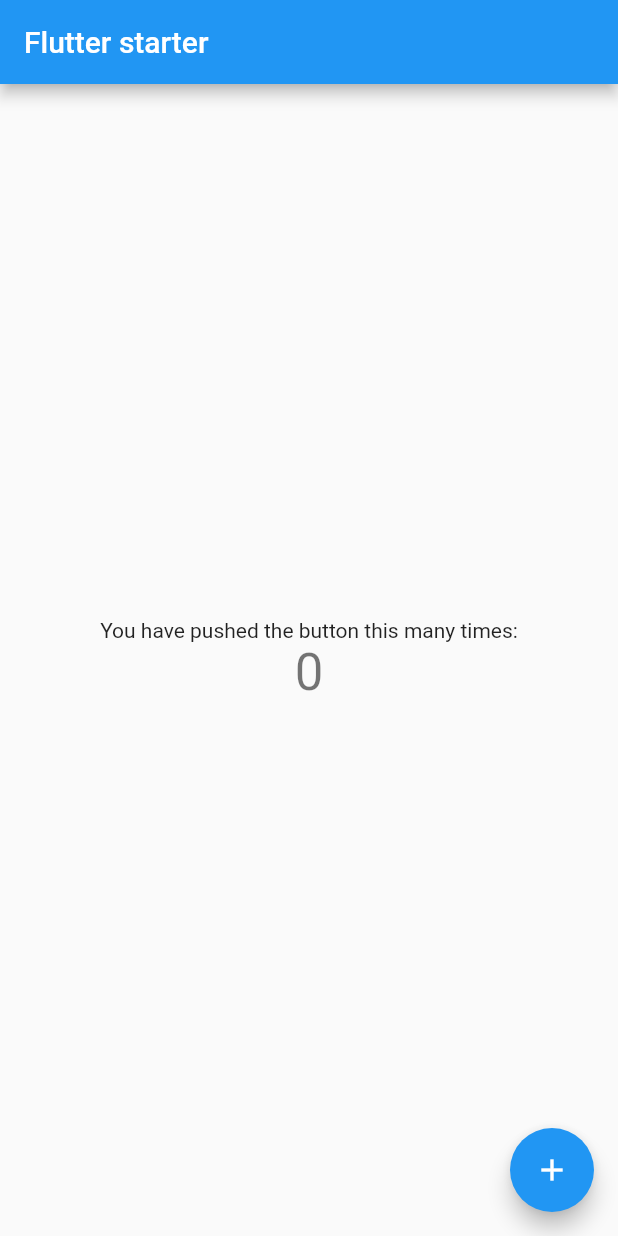
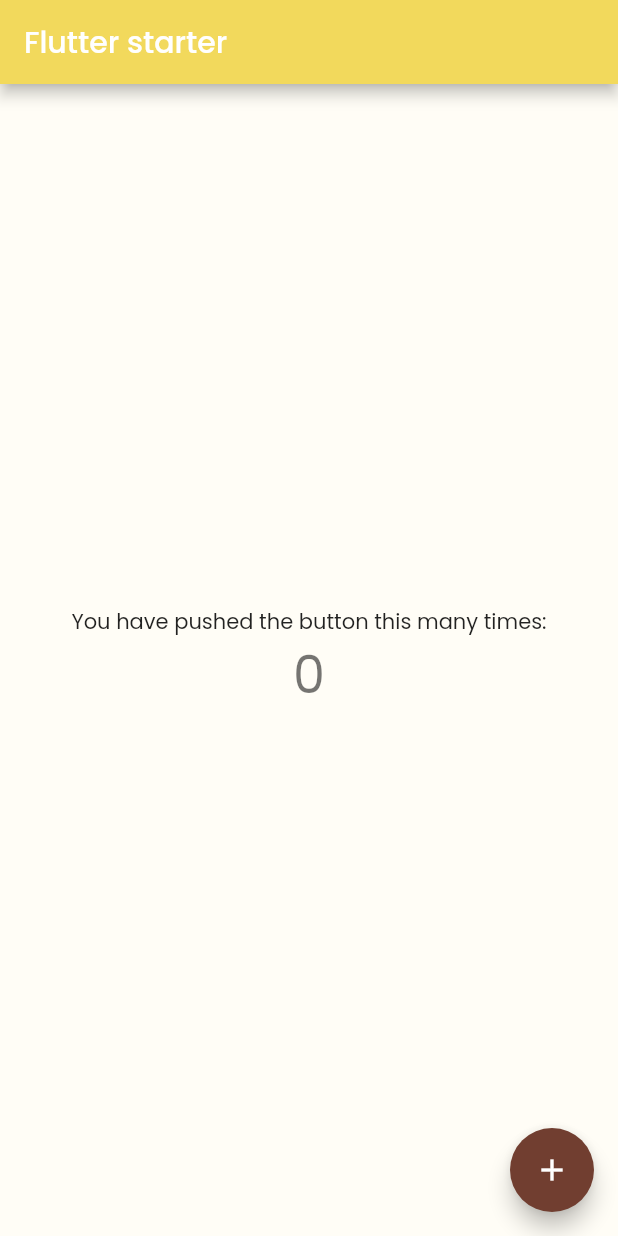
Before and after one commit to syetalabs/flutter-starter, a Flutter app: the screen it shows after launch, on a phone screen of 412 x 824 dp. Run offline on Flutter 3.47's test engine with Material 2 defaults, Android fonts, the phone set to English and light mode, and no system bars; our stand-ins replace get_it, google_fonts, stacked, stacked_services.

```diff
--- a/lib/core/config/router.dart
+++ b/lib/core/config/router.dart
@@ -3,8 +3,8 @@ import 'package:flutter_starter/ui/views/splash/splash_view.dart';
 import 'package:stacked/stacked_annotations.dart';
 
 @StackedApp(routes: [
-  AdaptiveRoute(page: SplashView,initial: true),
-  AdaptiveRoute(page: HomeView),
+  AdaptiveRoute(page: SplashView,),
+  AdaptiveRoute(page: HomeView,initial: true),
 ])
 
 class $Router {}
--- /dev/null
+++ b/lib/ui/theme/color.dart
@@ -0,0 +1,89 @@
+import 'package:flutter/material.dart';
+
+class AppColors {
+  static Color md_theme_light_primary = const Color(0xFFF2D95C);
+  static Color md_theme_light_onPrimary = const Color(0xFFffffff);
+  static Color md_theme_light_primaryContainer = const Color(0xFFFFFDF6);
+  static Color md_theme_light_onPrimaryContainer = const Color(0xFF151515);
+  static Color md_theme_light_secondary = const Color(0xFF713E30);
+  static Color md_theme_light_onSecondary = const Color(0xFFffffff);
+  static Color md_theme_light_secondaryContainer = const Color(0xFFffdad5);
+  static Color md_theme_light_onSecondaryContainer = const Color(0xFF410002);
+  static Color md_theme_light_tertiary = const Color(0xFF713E30);
+  static Color md_theme_light_onTertiary = const Color(0xFFffffff);
+  static Color md_theme_light_tertiaryContainer = const Color(0xffffdbc6);
+  static Color md_theme_light_onTertiaryContainer = const Color(0xFF331200);
+  static Color md_theme_light_error = const Color(0xFFba1b1b);
+  static Color md_theme_light_errorContainer = const Color(0xFFFFFDF6);
+  static Color md_theme_light_onError = const Color(0xFFffffff);
+  static Color md_theme_light_onErrorContainer = const Color(0xFF410001);
+  static Color md_theme_light_background = const Color(0xFFFFFDF6);
+  static Color md_theme_light_onBackground = const Color(0xFF211a19);
+  static Color md_theme_light_surface = const Color(0xFFFFFDF6);
+  static Color md_theme_light_onSurface = const Color(0xFF211a19);
+  static Color md_theme_light_surfaceVariant = const Color(0xFFf4ddda);
+  static Color md_theme_light_onSurfaceVariant = const Color(0xFF534341);
+  static Color md_theme_light_outline = const Color(0xFF857371);
+  static Color md_theme_light_inverseOnSurface = const Color(0xFFfbeeec);
+  static Color md_theme_light_inverseSurface = const Color(0xFF362f2e);
+
+  static Color md_theme_dark_primary = const Color(0xFFffb3a9);
+  static Color md_theme_dark_onPrimary = const Color(0xFF680003);
+  static Color md_theme_dark_primaryContainer = const Color(0xFF930007);
+  static Color md_theme_dark_onPrimaryContainer = const Color(0xFFFFFDF6);
+  static Color md_theme_dark_secondary = const Color(0xffffb3aa);
+  static Color md_theme_dark_onSecondary = const Color(0xFF680005);
+  static Color md_theme_dark_secondaryContainer = const Color(0xFF93000c);
+  static Color md_theme_dark_onSecondaryContainer = const Color(0xFFffdad5);
+  static Color md_theme_dark_tertiary = const Color(0xFFffb689);
+  static Color md_theme_dark_onTertiary = const Color(0xFF542200);
+  static Color md_theme_dark_tertiaryContainer = const Color(0xFF763300);
+  static Color md_theme_dark_onTertiaryContainer = const Color(0xFFffdbc6);
+  static Color md_theme_dark_error = const Color(0xFFffb4a9);
+  static Color md_theme_dark_errorContainer = const Color(0xFF930006);
+  static Color md_theme_dark_onError = const Color(0xFF680003);
+  static Color md_theme_dark_onErrorContainer = const Color(0xFFFFFDF6);
+  static Color md_theme_dark_background = const Color(0xFF211a19);
+  static Color md_theme_dark_onBackground = const Color(0xFFede0de);
+  static Color md_theme_dark_surface = const Color(0xFF211a19);
+  static Color md_theme_dark_onSurface = const Color(0xFFede0de);
+  static Color md_theme_dark_surfaceVariant = const Color(0xFF534341);
+  static Color md_theme_dark_onSurfaceVariant = const Color(0xFFd8c2bf);
+  static Color md_theme_dark_outline = const Color(0xFFa08c8a);
+  static Color md_theme_dark_inverseOnSurface = const Color(0xFF211a19);
+  static Color md_theme_dark_inverseSurface = const Color(0xFFede0de);
+
+  static Color red = const Color(0xFFFF0000);
+  static Color maroon = const Color(0xFF820606);
+  static Color blue = const Color(0xFF0066FF);
+  static Color darkBlue = const Color(0xFF054AB1);
+  static Color green = const Color(0xFF84BC42);
+
+  static Color inProgress = const Color(0xFFFDA50F);
+  static Color completed = const Color(0xFF0B6623);
+  static Color canceled = const Color(0xFFC21807);
+
+  static Color primaryContainer(BuildContext context) {
+    return Theme.of(context).brightness == Brightness.light
+        ? md_theme_light_primaryContainer
+        : md_theme_dark_primaryContainer;
+  }
+
+  static Color onPrimaryContainer(BuildContext context) {
+    return Theme.of(context).brightness == Brightness.light
+        ? md_theme_light_onPrimaryContainer
+        : md_theme_dark_onPrimaryContainer;
+  }
+
+  static Color error(BuildContext context) {
+    return Theme.of(context).brightness == Brightness.light
+        ? md_theme_light_error
+        : md_theme_dark_error;
+  }
+
+  static Color onError(BuildContext context) {
+    return Theme.of(context).brightness == Brightness.light
+        ? md_theme_light_onError
+        : md_theme_dark_onError;
+  }
+}
--- a/lib/ui/theme/theme.dart
+++ b/lib/ui/theme/theme.dart
@@ -1,9 +1,54 @@
 import 'package:flutter/material.dart';
+import 'package:flutter_starter/ui/theme/color.dart';
+import 'package:google_fonts/google_fonts.dart';
 
 class AppTheme{
   static ThemeData get theme{
-    return ThemeData(
-      primarySwatch: Colors.blue,
+    return ThemeData.from(colorScheme: _lightColorScheme).copyWith(
+      textTheme: GoogleFonts.poppinsTextTheme(),
+      inputDecorationTheme: _inputDecorationTheme,
+      elevatedButtonTheme: _elevatedButtonThemeData,
+      textButtonTheme: _textButtonThemeData,
     );
   }
+
+  static final ColorScheme _lightColorScheme = ColorScheme(
+      primary: AppColors.md_theme_light_primary,
+      primaryContainer: AppColors.md_theme_light_primaryContainer,
+      onPrimaryContainer: AppColors.md_theme_light_onPrimaryContainer,
+      secondary: AppColors.md_theme_light_secondary,
+      surface: AppColors.md_theme_light_surface,
+      background: AppColors.md_theme_light_background,
+      error: AppColors.md_theme_light_error,
+      onPrimary: AppColors.md_theme_light_onPrimary,
+      onSecondary: AppColors.md_theme_light_onSecondary,
+      onSurface: AppColors.md_theme_light_onSurface,
+      onBackground: AppColors.md_theme_light_onBackground,
+      onError: AppColors.md_theme_light_onError,
+      brightness: Brightness.light);
+
+  static final InputDecorationTheme _inputDecorationTheme =
+  InputDecorationTheme(
+    border: OutlineInputBorder(borderRadius: BorderRadius.circular(30)),
+    contentPadding: const EdgeInsets.symmetric(horizontal: 24, vertical: 12),
+    isDense: true,
+  );
+
+  static final ElevatedButtonThemeData _elevatedButtonThemeData =
+  ElevatedButtonThemeData(
+    style: ElevatedButton.styleFrom(
+      textStyle: const TextStyle(
+          fontSize: 16,
+          fontWeight: FontWeight.w700,
+          letterSpacing: 2
+      ),
+      shape: RoundedRectangleBorder(borderRadius: BorderRadius.circular(30)),
+    ),
+  );
+
+  static final TextButtonThemeData _textButtonThemeData = TextButtonThemeData(
+    style: ElevatedButton.styleFrom(
+      shape: RoundedRectangleBorder(borderRadius: BorderRadius.circular(30)),
+    ),
+  );
 }
--- a/pubspec.yaml
+++ b/pubspec.yaml
@@ -40,6 +40,7 @@ dependencies:
   provider: ^6.0.4
   stacked_services: ^0.9.7
   get_it: ^7.2.0
+  google_fonts: ^3.0.1
 
 
 dev_dependencies:
```
Also changed, not shown: lib/ui/theme/styles.dart (added, +310 -0 lines), pubspec.lock.
